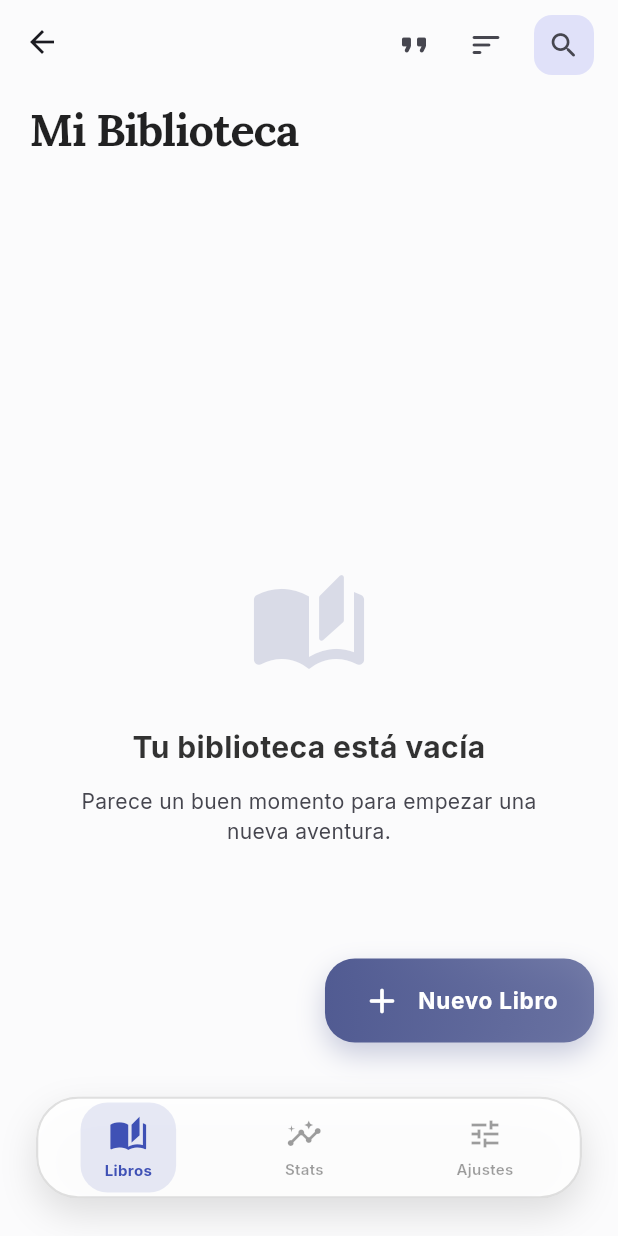
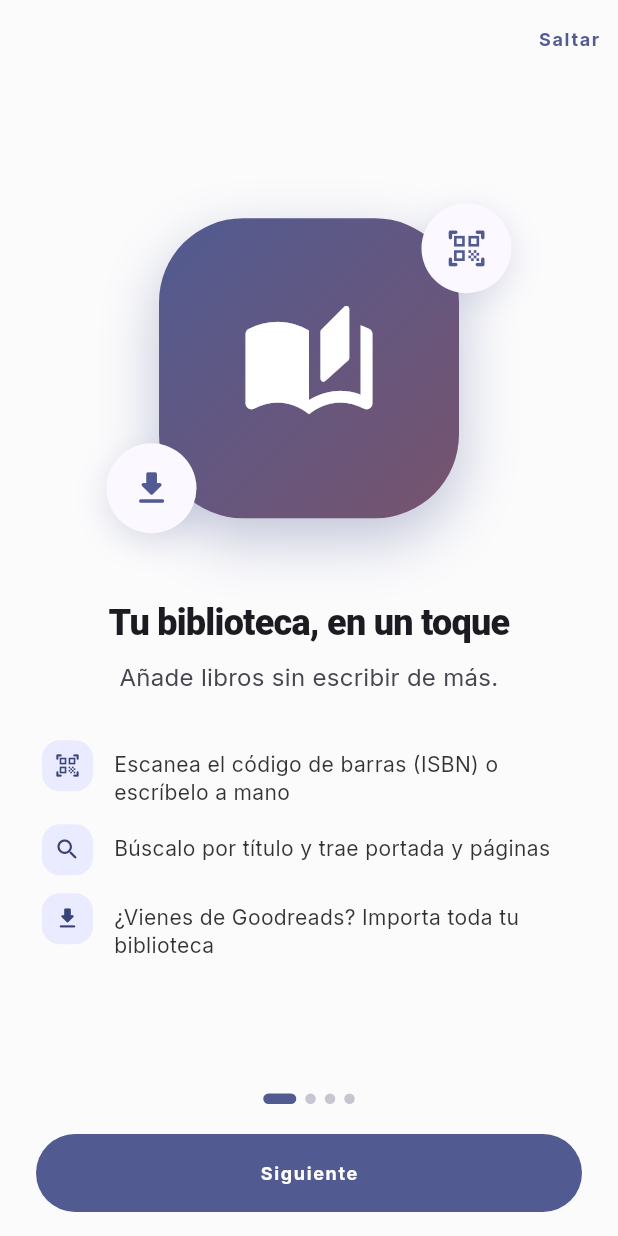
Before and after one commit to Xl3jxndro/book-tracker, a Flutter app: the MainWrapper screen opened directly, on a phone screen of 412 x 824 dp. Run offline on Flutter 3.47's test engine with Material 3 defaults, Android fonts, the phone set to English and light mode, and no system bars; our stand-ins replace confetti, drift, file_picker, flutter_local_notifications, flutter_riverpod, flutter_secure_storage and 14 more; missing offline and left inert: home_widget, mobile_scanner, tutorial_coach_mark; accounts and stored records are empty; generated files the repository leaves out were written again; network calls fail; statements that could not run were skipped.

Commit message:
Bienvenida para usuarios nuevos y novedades de la 1.2.0
- Bienvenida de 4 pantallas (Añade libros · Lee con foco · Guarda lo que
  te marca · Hazlo hábito) con ilustración, puntos clave e indicador; al
  final: Añadir mi primer libro / Importar de Goodreads / Explorar primero.
  Los tooltips de la biblioteca esperan a que termine.
- Quien actualiza (ya vio los tooltips) no la ve: recibe una sola vez la
  hoja "Novedades · 1.2.0".
- Tooltip nuevo para el botón de Mis citas.
- Ajustes > Soporte > "Ver la bienvenida de nuevo".

Co-Authored-By: Claude Opus 5.5 <noreply@anthropic.com>

```diff
--- a/lib/screens/main_wrapper.dart
+++ b/lib/screens/main_wrapper.dart
@@ -13,6 +13,10 @@ import 'home_screen.dart';
 import 'stats_screen.dart';
 import 'settings_screen.dart';
 import 'book_details_screen.dart';
+import 'onboarding_screen.dart';
+import '../widgets/add_book_sheet.dart';
+import '../widgets/goodreads_import_actions.dart';
+import '../widgets/whats_new_sheet.dart';
 import 'package:flutter/services.dart';
 
 class MainWrapper extends ConsumerStatefulWidget {
@@ -25,6 +29,10 @@ class MainWrapper extends ConsumerStatefulWidget {
 class _MainWrapperState extends ConsumerState<MainWrapper> {
   int _currentIndex = 0;
   bool _isTutorialProcessing = false;
+
+  /// La bienvenida ya se cerró (mientras corre la acción elegida al final).
+  bool _onboardingHidden = false;
+  bool _whatsNewChecked = false;
 
   final GlobalKey _statsKey = GlobalKey(debugLabel: 'stats_nav_item');
   final GlobalKey _settingsKey = GlobalKey(debugLabel: 'settings_nav_item');
@@ -55,6 +63,47 @@ class _MainWrapperState extends ConsumerState<MainWrapper> {
         _checkAndTriggerTutorial(tutorialState.stage);
       }
     });
+
+    // Novedades de la versión para quien actualiza (ya vio los tooltips de la
+    // biblioteca y la barra); los usuarios nuevos ven la bienvenida
+    ref.listenManual<TutorialState>(tutorialProvider, (_, state) {
+      if (_whatsNewChecked) return;
+      if (state.stage == TutorialStage.bookDetails || state.stage == TutorialStage.completed) {
+        _whatsNewChecked = true;
+        WidgetsBinding.instance.addPostFrameCallback((_) {
+          if (mounted) WhatsNew.showIfNeeded(context);
+        });
+      }
+    }, fireImmediately: true);
+  }
+
+  /// Fin de la bienvenida: hace lo elegido y después siguen los tooltips.
+  Future<void> _onOnboardingFinish(OnboardingChoice choice) async {
+    // A la biblioteca: ahí empiezan los tooltips
+    setState(() {
+      _onboardingHidden = true;
+      _currentIndex = 0;
+    });
+    _whatsNewChecked = true;
+    await WhatsNew.markSeen(); // las novedades ya las contó la bienvenida
+
+    if (!mounted) return;
+    await Future<void>.delayed(const Duration(milliseconds: 350));
+    if (!mounted) return;
+    switch (choice) {
+      case OnboardingChoice.addBook:
+        await showModalBottomSheet<void>(
+          context: context,
+          isScrollControlled: true,
+          backgroundColor: Colors.transparent,
+          builder: (_) => const AddBookSheet(),
+        );
+      case OnboardingChoice.importGoodreads:
+        await importFromGoodreads(context, ref);
+      case OnboardingChoice.explore:
+        break;
+    }
+    await ref.read(tutorialProvider.notifier).completeOnboarding();
   }
 
   /// Abre el libro pedido desde el widget; con `finishSession` muestra además
@@ -110,12 +159,19 @@ class _MainWrapperState extends ConsumerState<MainWrapper> {
     final double systemBottomPadding = MediaQuery.of(context).padding.bottom;
 
     ref.listen<TutorialState>(tutorialProvider, (previous, next) {
+      // "Ver la bienvenida de nuevo" (Ajustes): se vuelve a mostrar
+      if (next.stage == TutorialStage.onboarding && previous?.stage != TutorialStage.onboarding) {
+        setState(() => _onboardingHidden = false);
+      }
       if (next.stage == TutorialStage.navigation) {
         _checkAndTriggerTutorial(next.stage);
       }
     });
 
     final tutorialData = ref.watch(tutorialProvider);
+    if (tutorialData.stage == TutorialStage.onboarding && !_onboardingHidden) {
+      return OnboardingScreen(onFinish: _onOnboardingFinish);
+    }
     final bool isNavTutorialPhase = tutorialData.stage == TutorialStage.navigation;
     final isVisible = ref.watch(navBarVisibleProvider) || isNavTutorialPhase;
 
--- /dev/null
+++ b/lib/screens/onboarding_screen.dart
@@ -0,0 +1,312 @@
+import 'package:flutter/material.dart';
+import 'package:flutter/services.dart';
+
+/// Qué eligió el usuario al terminar la bienvenida.
+enum OnboardingChoice { addBook, importGoodreads, explore }
+
+class _OnboardingPage {
+  final IconData icon;
+  final List<IconData> satellites;
+  final String title;
+  final String subtitle;
+  final List<(IconData, String)> points;
+  const _OnboardingPage({
+    required this.icon,
+    required this.satellites,
+    required this.title,
+    required this.subtitle,
+    required this.points,
+  });
+}
+
+const _pages = [
+  _OnboardingPage(
+    icon: Icons.auto_stories_rounded,
+    satellites: [Icons.qr_code_scanner_rounded, Icons.download_rounded],
+    title: 'Tu biblioteca, en un toque',
+    subtitle: 'Añade libros sin escribir de más.',
+    points: [
+      (Icons.qr_code_scanner_rounded, 'Escanea el código de barras (ISBN) o escríbelo a mano'),
+      (Icons.search_rounded, 'Búscalo por título y trae portada y páginas'),
+      (Icons.download_rounded, '¿Vienes de Goodreads? Importa toda tu biblioteca'),
+    ],
+  ),
+  _OnboardingPage(
+    icon: Icons.timer_rounded,
+    satellites: [Icons.flag_rounded, Icons.widgets_rounded],
+    title: 'Lee con foco',
+    subtitle: 'Mide tus sesiones y ponte una meta.',
+    points: [
+      (Icons.timer_outlined, 'Cronómetro de lectura que guarda tu página al terminar'),
+      (Icons.flag_outlined, 'Meta por sesión: te aviso al cumplirla, aunque bloquees el teléfono'),
+      (Icons.widgets_outlined, 'Widget en tu pantalla de inicio para pausar sin abrir la app'),
+    ],
+  ),
+  _OnboardingPage(
+    icon: Icons.format_quote_rounded,
+    satellites: [Icons.mic_rounded, Icons.star_rounded],
+    title: 'Guarda lo que te marca',
+    subtitle: 'Tus frases favoritas, siempre a mano.',
+    points: [
+      (Icons.edit_note_rounded, 'Notas y citas con la página, también dictadas por voz'),
+      (Icons.format_quote_rounded, 'Mis citas: búscalas todas y compártelas como imagen'),
+      (Icons.rate_review_outlined, 'Califica y escribe tu reseña al terminar cada libro'),
+    ],
+  ),
+  _OnboardingPage(
+    icon: Icons.local_fire_department_rounded,
+    satellites: [Icons.emoji_events_rounded, Icons.insights_rounded],
+    title: 'Hazlo hábito',
+    subtitle: 'Pequeños pasos, todos los días.',
+    points: [
+      (Icons.local_fire_department_outlined, 'Racha diaria y aviso si está en riesgo'),
+      (Icons.emoji_events_outlined, 'Reto anual: cuántos libros quieres leer este año'),
+      (Icons.ios_share_rounded, 'Tu año lector en una tarjeta para compartir'),
+    ],
+  ),
+];
+
+/// Bienvenida para usuarios nuevos: 4 pantallas y, al final, por dónde empezar.
+class OnboardingScreen extends StatefulWidget {
+  final ValueChanged<OnboardingChoice> onFinish;
+  const OnboardingScreen({super.key, required this.onFinish});
+
+  @override
+  State<OnboardingScreen> createState() => _OnboardingScreenState();
+}
+
+class _OnboardingScreenState extends State<OnboardingScreen> {
+  final _controller = PageController();
+  int _page = 0;
+
+  bool get _isLast => _page == _pages.length - 1;
+
+  @override
+  void dispose() {
+    _controller.dispose();
+    super.dispose();
+  }
+
+  void _next() {
+    HapticFeedback.selectionClick();
+    _controller.nextPage(duration: const Duration(milliseconds: 380), curve: Curves.easeOutCubic);
+  }
+
+  void _finish(OnboardingChoice choice) {
+    HapticFeedback.mediumImpact();
+    widget.onFinish(choice);
+  }
+
+  @override
+  Widget build(BuildContext context) {
+    final theme = Theme.of(context);
+    final scheme = theme.colorScheme;
+
+    return Scaffold(
+      backgroundColor: theme.scaffoldBackgroundColor,
+      body: SafeArea(
+        child: Column(
+          children: [
+            // Saltar (no en la última página, que ya tiene las opciones)
+            SizedBox(
+              height: 52,
+              child: Align(
+                alignment: Alignment.centerRight,
+                child: AnimatedOpacity(
+                  opacity: _isLast ? 0 : 1,
+                  duration: const Duration(milliseconds: 200),
+                  child: TextButton(
+                    onPressed: _isLast ? null : () => _finish(OnboardingChoice.explore),
+                    child: const Text('Saltar'),
+                  ),
+                ),
+              ),
+            ),
+            Expanded(
+              child: PageView.builder(
+                controller: _controller,
+                itemCount: _pages.length,
+                onPageChanged: (i) => setState(() => _page = i),
+                itemBuilder: (context, i) => _PageContent(page: _pages[i]),
+              ),
+            ),
+            // Indicador de página
+            Row(
+              mainAxisAlignment: MainAxisAlignment.center,
+              children: [
+                for (var i = 0; i < _pages.length; i++)
+                  AnimatedContainer(
+                    duration: const Duration(milliseconds: 250),
+                    margin: const EdgeInsets.symmetric(horizontal: 3),
+                    width: i == _page ? 22 : 7,
+                    height: 7,
+                    decoration: BoxDecoration(
+                      color: i == _page ? scheme.primary : scheme.outlineVariant,
+                      borderRadius: BorderRadius.circular(8),
+                    ),
+                  ),
+              ],
+            ),
+            const SizedBox(height: 20),
+            Padding(
+              padding: const EdgeInsets.fromLTRB(24, 0, 24, 16),
+              child: AnimatedSwitcher(
+                duration: const Duration(milliseconds: 250),
+                child: _isLast
+                    ? Column(
+                        key: const ValueKey('cta'),
+                        mainAxisSize: MainAxisSize.min,
+                        children: [
+                          SizedBox(
+                            width: double.infinity,
+                            child: FilledButton.icon(
+                              onPressed: () => _finish(OnboardingChoice.addBook),
+                              icon: const Icon(Icons.add_rounded),
+                              label: const Text('Añadir mi primer libro'),
+                              style: FilledButton.styleFrom(minimumSize: const Size.fromHeight(52)),
+                            ),
+                          ),
+                          const SizedBox(height: 10),
+                          SizedBox(
+                            width: double.infinity,
+                            child: OutlinedButton.icon(
+                              onPressed: () => _finish(OnboardingChoice.importGoodreads),
+                              icon: const Icon(Icons.download_rounded),
+                              label: const Text('Importar de Goodreads'),
+                              style: OutlinedButton.styleFrom(minimumSize: const Size.fromHeight(52)),
+                            ),
+                          ),
+                          TextButton(
+                            onPressed: () => _finish(OnboardingChoice.explore),
+                            child: const Text('Explorar primero'),
+                          ),
+                        ],
+                      )
+                    : SizedBox(
+                        key: const ValueKey('next'),
+                        width: double.infinity,
+                        child: FilledButton(
+                          onPressed: _next,
+                          style: FilledButton.styleFrom(minimumSize: const Size.fromHeight(52)),
+                          child: const Text('Siguiente'),
+                        ),
+                      ),
+              ),
+            ),
+          ],
+        ),
+      ),
+    );
+  }
+}
+
+class _PageContent extends StatelessWidget {
+  final _OnboardingPage page;
+  const _PageContent({required this.page});
+
+  @override
+  Widget build(BuildContext context) {
+    final theme = Theme.of(context);
+    final scheme = theme.colorScheme;
+
+    return LayoutBuilder(builder: (context, constraints) {
+      // En pantallas bajas la ilustración se reduce
+      final art = (constraints.maxHeight * 0.32).clamp(120.0, 200.0);
+      return SingleChildScrollView(
+        padding: const EdgeInsets.symmetric(horizontal: 28),
+        child: ConstrainedBox(
+          constraints: BoxConstraints(minHeight: constraints.maxHeight),
+          child: Column(
+            mainAxisAlignment: MainAxisAlignment.center,
+            children: [
+              _Illustration(page: page, size: art),
+              SizedBox(height: art * 0.22),
+              Text(page.title,
+                  textAlign: TextAlign.center,
+                  style: theme.textTheme.headlineSmall?.copyWith(fontWeight: FontWeight.w800, letterSpacing: -0.5)),
+              const SizedBox(height: 8),
+              Text(page.subtitle,
+                  textAlign: TextAlign.center,
+                  style: theme.textTheme.bodyLarge?.copyWith(color: scheme.onSurfaceVariant)),
+              const SizedBox(height: 24),
+              for (final (icon, text) in page.points)
+                Padding(
+                  padding: const EdgeInsets.symmetric(vertical: 6),
+                  child: Row(
+                    crossAxisAlignment: CrossAxisAlignment.start,
+                    children: [
+                      Container(
+                        padding: const EdgeInsets.all(8),
+                        decoration: BoxDecoration(
+                          color: scheme.primaryContainer.withValues(alpha: 0.6),
+                          borderRadius: BorderRadius.circular(12),
+                        ),
+                        child: Icon(icon, size: 18, color: scheme.onPrimaryContainer),
+                      ),
+                      const SizedBox(width: 14),
+                      Expanded(
+                        child: Padding(
+                          padding: const EdgeInsets.only(top: 6),
+                          child: Text(text, style: theme.textTheme.bodyMedium?.copyWith(height: 1.35)),
+                        ),
+                      ),
+                    ],
+                  ),
+                ),
+            ],
+          ),
+        ),
+      );
+    });
+  }
+}
+
+/// Tarjeta con degradado, icono principal y dos iconos "flotando" alrededor.
+class _Illustration extends StatelessWidget {
+  final _OnboardingPage page;
+  final double size;
+  const _Illustration({required this.page, required this.size});
+
+  @override
+  Widget build(BuildContext context) {
+    final scheme = Theme.of(context).colorScheme;
+    final bubble = size * 0.3;
+
+    Widget satellite(IconData icon) => Container(
+          width: bubble,
+          height: bubble,
+          decoration: BoxDecoration(
+            color: scheme.surface,
+            shape: BoxShape.circle,
+            boxShadow: [BoxShadow(color: scheme.primary.withValues(alpha: 0.18), blurRadius: 18, offset: const Offset(0, 6))],
+          ),
+          child: Icon(icon, color: scheme.primary, size: bubble * 0.48),
+        );
+
+    return SizedBox(
+      width: size * 1.35,
+      height: size * 1.1,
+      child: Stack(
+        alignment: Alignment.center,
+        children: [
+          Container(
+            width: size,
+            height: size,
+            decoration: BoxDecoration(
+              borderRadius: BorderRadius.circular(size * 0.28),
+              gradient: LinearGradient(
+                begin: Alignment.topLeft,
+                end: Alignment.bottomRight,
+                colors: [scheme.primary, scheme.tertiary],
+              ),
+              boxShadow: [BoxShadow(color: scheme.primary.withValues(alpha: 0.35), blurRadius: 32, offset: const Offset(0, 14))],
+            ),
+            child: Icon(page.icon, color: scheme.onPrimary, size: size * 0.46),
+          ),
+          Positioned(top: 0, right: 0, child: satellite(page.satellites[0])),
+          Positioned(bottom: 0, left: 0, child: satellite(page.satellites[1])),
+        ],
+      ),
+    );
+  }
+}
```
Also changed, not shown: lib/providers/tutorial_provider.dart (+17 -2 lines), lib/screens/home_screen.dart (+17 -0 lines), lib/screens/settings_screen.dart (+9 -0 lines), lib/widgets/whats_new_sheet.dart (added, +130 -0 lines), 1 other file.
